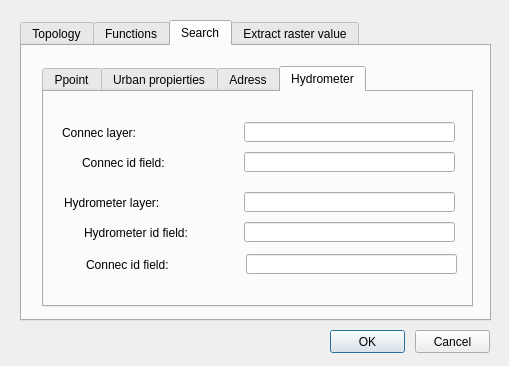
Giswater/giswater_qgis_plugin, file ui/config.ui: the form before one commit.
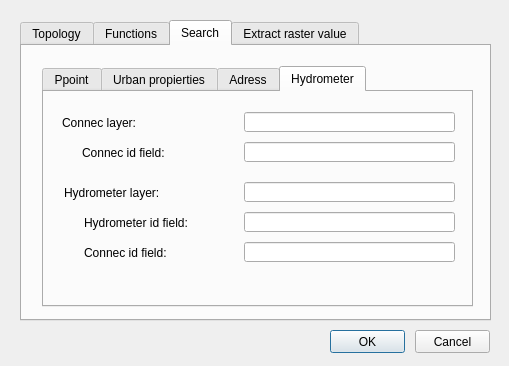
The form after the commit.

Commit message: Bug fix searching Hydrometer Arrange config form

What changed in the file:
```diff
--- a/ui/config.ui
+++ b/ui/config.ui
@@ -1395,7 +1395,7 @@
        <property name="geometry">
         <rect>
          <x>20</x>
-         <y>100</y>
+         <y>90</y>
          <width>171</width>
          <height>22</height>
         </rect>
@@ -1431,7 +1431,7 @@
        <property name="geometry">
         <rect>
          <x>40</x>
-         <y>130</y>
+         <y>120</y>
          <width>151</width>
          <height>22</height>
         </rect>
@@ -1467,7 +1467,7 @@
        <property name="geometry">
         <rect>
          <x>200</x>
-         <y>130</y>
+         <y>120</y>
          <width>211</width>
          <height>20</height>
         </rect>
@@ -1480,7 +1480,7 @@
        <property name="geometry">
         <rect>
          <x>200</x>
-         <y>100</y>
+         <y>90</y>
          <width>211</width>
          <height>20</height>
         </rect>
@@ -1493,7 +1493,7 @@
        <property name="geometry">
         <rect>
          <x>200</x>
-         <y>60</y>
+         <y>50</y>
          <width>211</width>
          <height>20</height>
         </rect>
@@ -1506,7 +1506,7 @@
        <property name="geometry">
         <rect>
          <x>18</x>
-         <y>30</y>
+         <y>20</y>
          <width>191</width>
          <height>22</height>
         </rect>
@@ -1542,8 +1542,8 @@
        <property name="geometry">
         <rect>
          <x>38</x>
-         <y>60</y>
-         <width>171</width>
+         <y>50</y>
+         <width>151</width>
          <height>22</height>
         </rect>
        </property>
@@ -1578,7 +1578,7 @@
        <property name="geometry">
         <rect>
          <x>200</x>
-         <y>30</y>
+         <y>20</y>
          <width>211</width>
          <height>20</height>
         </rect>
@@ -1590,8 +1590,8 @@
       <widget class="QLabel" name="label_node2arc_12">
        <property name="geometry">
         <rect>
-         <x>42</x>
-         <y>162</y>
+         <x>40</x>
+         <y>150</y>
          <width>151</width>
          <height>22</height>
         </rect>
@@ -1626,8 +1626,8 @@
       <widget class="QLineEdit" name="hydrometer_field_urban_propierties_code">
        <property name="geometry">
         <rect>
-         <x>202</x>
-         <y>162</y>
+         <x>200</x>
+         <y>150</y>
          <width>211</width>
          <height>20</height>
         </rect>
```
Left out of the diff: 8 changed lines with no effect on the pictures. The commit also changes 1 other file.
